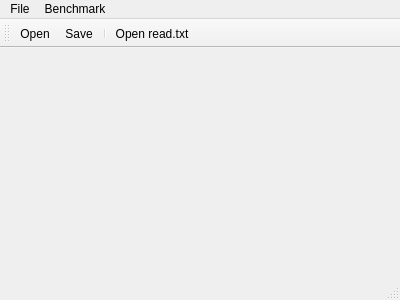
This is src/viewer/ui/MainWindow.ui in weeks-yu/WReg as Qt 5 draws it before an edit. The edited form follows.
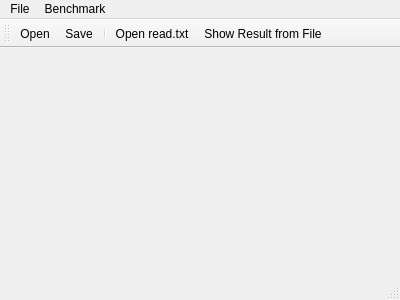
This is the edited form. Icons and pictures are not drawn.

```diff
--- a/src/viewer/ui/MainWindow.ui
+++ b/src/viewer/ui/MainWindow.ui
@@ -50,6 +50,7 @@
    <addaction name="actionSave"/>
    <addaction name="separator"/>
    <addaction name="actionOpen_read_txt"/>
+   <addaction name="actionShow_Result_from_File"/>
   </widget>
   <widget class="QStatusBar" name="statusBar"/>
   <action name="actionOpen">
@@ -79,6 +80,11 @@
     <string>Open read.txt</string>
    </property>
   </action>
+  <action name="actionShow_Result_from_File">
+   <property name="text">
+    <string>Show Result from File</string>
+   </property>
+  </action>
  </widget>
  <layoutdefault spacing="6" margin="11"/>
  <resources>
```
Left out of the diff: 22 changed lines with no effect on the pictures.
